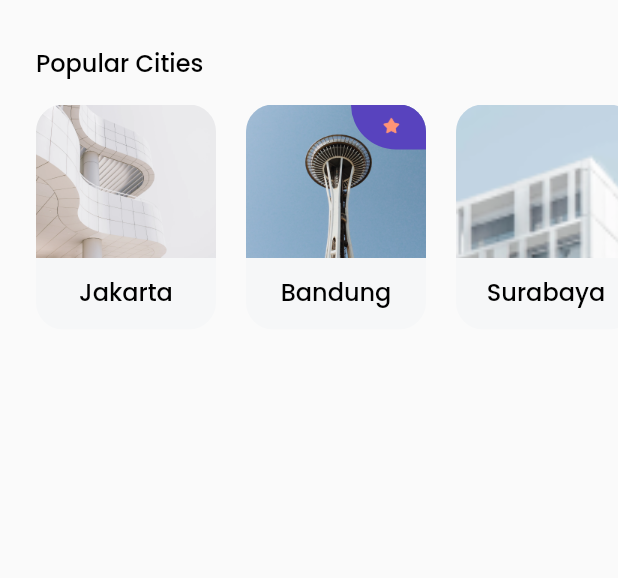
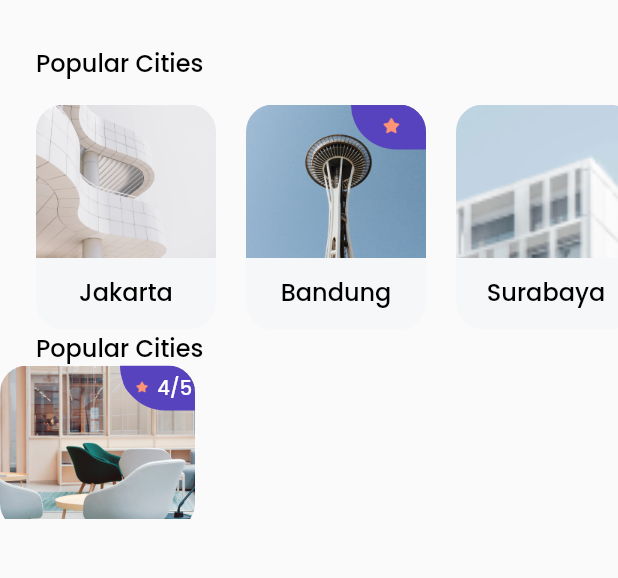
Before and after one commit to senapahlevi/KostApp, a Flutter app: the HomePageKost screen opened directly, on a phone screen of 412 x 824 dp, the part 128-706 px from its top. Run offline on Flutter 3.47's test engine with Material 2 defaults, Android fonts, the phone set to English and light mode, and no system bars; our stand-ins replace google_fonts.

```diff
--- a/lib/pages/homepagekost.dart
+++ b/lib/pages/homepagekost.dart
@@ -2,6 +2,7 @@ import 'package:flutter/material.dart';
 import 'package:kostapp/models/city.dart';
 import 'package:kostapp/themekost.dart';
 import 'package:kostapp/widgets/city_cardkost.dart';
+import 'package:kostapp/widgets/space_card.dart';
 
 class HomePageKost extends StatelessWidget {
   // const HomePageKost({ Key? key }) : super(key: key);
@@ -85,9 +86,22 @@ class HomePageKost extends StatelessWidget {
                       ),
                     ),
                     SizedBox(width: 24),
+                    //NOTE: ini Recommendation
                   ],
                 ),
               ),
+              Padding(
+                padding: EdgeInsets.only(
+                  left: edge,
+                ),
+                child: Text(
+                  'Popular Cities',
+                  style: regularTextStyle.copyWith(
+                    fontSize: 16,
+                  ),
+                ),
+              ),
+              SpaceCard(),
             ],
           ),
         ),
--- /dev/null
+++ b/lib/widgets/space_card.dart
@@ -0,0 +1,67 @@
+import 'package:flutter/material.dart';
+import 'package:kostapp/models/city.dart';
+import 'package:kostapp/themekost.dart';
+
+class SpaceCard extends StatelessWidget {
+  //const SpaceCard({ Key? key }) : super(key: key);
+
+  @override
+  Widget build(BuildContext context) {
+    return Row(
+      children: [
+        ClipRRect(
+          borderRadius: BorderRadius.circular(18),
+          child: Container(
+            width: 130,
+            height: 110,
+            child: Stack(
+              children: [
+                Image.asset(
+                  'assets/pic/kuretakeso.png',
+                  width: 130,
+                  height: 102,
+                  fit: BoxFit.cover,
+                ),
+                Align(
+                  alignment: Alignment.topRight,
+                  child: Container(
+                    width: 50,
+                    height: 30,
+                    child: Container(
+                      width: 50,
+                      height: 30,
+                      decoration: BoxDecoration(
+                          color: purpleColor,
+                          borderRadius: BorderRadius.only(
+                            bottomLeft: Radius.circular(36),
+                          )),
+                      child: Center(
+                        child: Row(
+                          mainAxisAlignment: MainAxisAlignment.center,
+                          crossAxisAlignment: CrossAxisAlignment.center,
+                          children: [
+                            Image.asset(
+                              'assets/pic/star.png',
+                              height: 23,
+                              width: 23,
+                            ),
+                            Text(
+                              '4/5',
+                              style: whiteTextStyle.copyWith(
+                                fontSize: 13,
+                              ),
+                            )
+                          ],
+                        ),
+                      ),
+                    ),
+                  ),
+                ),
+              ],
+            ),
+          ),
+        ),
+      ],
+    );
+  }
+}
```
